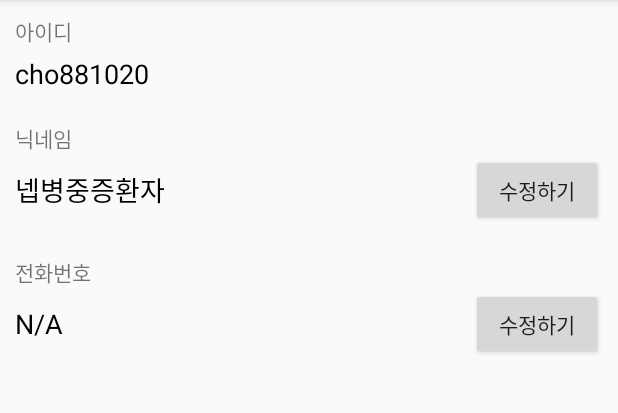
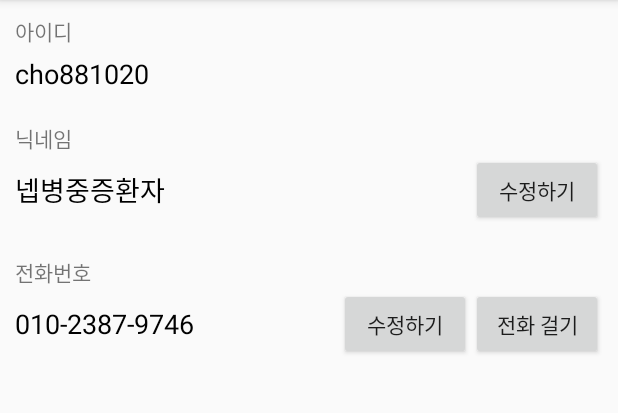
Before and after one commit to cho881020/AndroidBasic03_20200521, an Android app: the screen it shows after launch (MainActivity), on a phone screen of 412 x 824 dp, the part 84-497 px from its top. Run offline under Robolectric (Android 15) with nearby library versions, the phone set to English and light mode, and no system bars; our stand-ins replace data binding.

Commit message:
전화 걸기 버튼 배치

```diff
--- a/app/src/main/res/layout/activity_main.xml
+++ b/app/src/main/res/layout/activity_main.xml
@@ -78,7 +78,7 @@
                 android:layout_height="wrap_content"
                 android:textSize="18sp"
                 android:textColor="#000000"
-                android:text="N/A" />
+                android:text="010-2387-9746" />
 
             <TextView
                 android:layout_width="0dp"
@@ -92,10 +92,17 @@
                 android:text="수정하기" />
 
 
+            <Button
+                android:id="@+id/dialBtn"
+                android:layout_width="wrap_content"
+                android:layout_height="wrap_content"
+                android:text="전화 걸기" />
 
 
         </LinearLayout>
 
+<!--        이메일 변경 기능을 직접 만들어보자.-->
+
 
     </LinearLayout>
 </layout>
```
